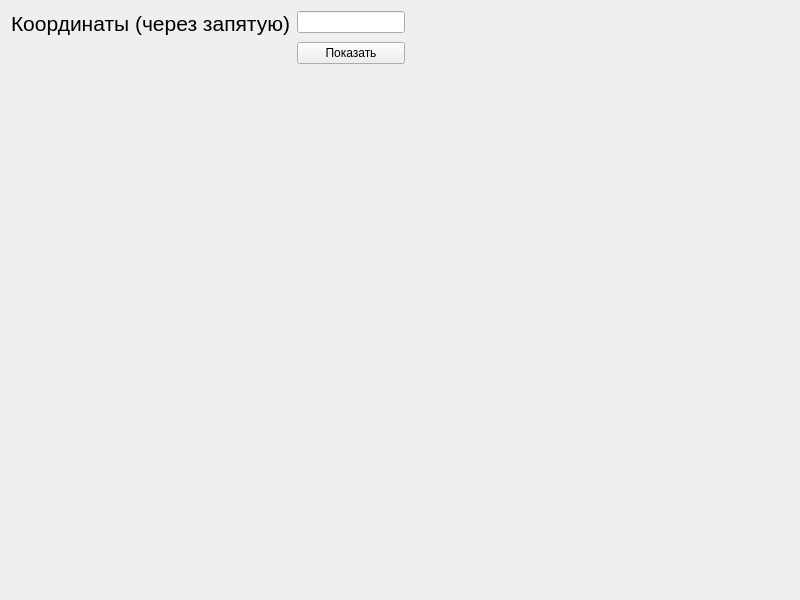
Old version of the form form.ui in the repository Nik4ant/Maps_API.
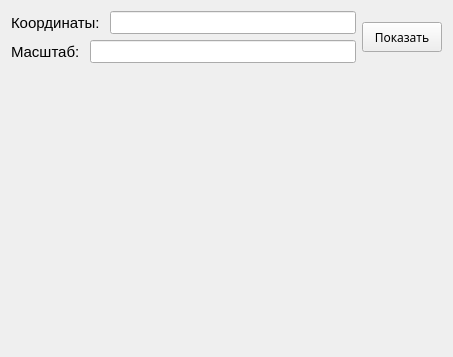
New version of the form.

Commit message: Масштаб, новый интерфейс

Patch:
```diff
--- a/form.ui
+++ b/form.ui
@@ -6,63 +6,100 @@
    <rect>
     <x>0</x>
     <y>0</y>
-    <width>800</width>
-    <height>600</height>
+    <width>453</width>
+    <height>357</height>
    </rect>
   </property>
   <property name="windowTitle">
    <string>Form</string>
   </property>
-  <widget class="QWidget" name="verticalLayoutWidget">
-   <property name="geometry">
-    <rect>
-     <x>10</x>
-     <y>10</y>
-     <width>781</width>
-     <height>581</height>
-    </rect>
-   </property>
+  <layout class="QVBoxLayout" name="verticalLayout_3">
+   <item>
    <layout class="QVBoxLayout" name="vlayout_main">
     <item>
-     <layout class="QHBoxLayout" name="hlayout_inputs_and_map" stretch="0,2">
+      <layout class="QHBoxLayout" name="horizontalLayout">
       <item>
-       <layout class="QFormLayout" name="formLayout">
-        <property name="leftMargin">
-         <number>1</number>
-        </property>
-        <property name="topMargin">
-         <number>1</number>
-        </property>
-        <property name="rightMargin">
-         <number>1</number>
-        </property>
-        <property name="bottomMargin">
-         <number>1</number>
-        </property>
-        <item row="0" column="0">
-         <widget class="QLabel" name="label_cordinates">
+        <layout class="QVBoxLayout" name="verticalLayout_2">
+         <item>
+          <layout class="QHBoxLayout" name="horizontalLayout_3">
+           <item>
+            <widget class="QLabel" name="label_cordinates_2">
+             <property name="font">
+              <font>
+               <pointsize>11</pointsize>
+              </font>
+             </property>
+             <property name="text">
+              <string>Координаты: </string>
+             </property>
+            </widget>
+           </item>
+           <item>
+            <widget class="QLineEdit" name="lineEdit_cordinates">
+             <property name="font">
+              <font>
+               <pointsize>10</pointsize>
+              </font>
+             </property>
+            </widget>
+           </item>
+          </layout>
+         </item>
+         <item>
+          <layout class="QHBoxLayout" name="horizontalLayout_4">
+           <item>
+            <widget class="QLabel" name="label_scale">
           <property name="font">
            <font>
-            <pointsize>16</pointsize>
+               <pointsize>11</pointsize>
            </font>
           </property>
           <property name="text">
-           <string>Координаты (через запятую)</string>
+              <string>Масштаб: </string>
           </property>
          </widget>
         </item>
-        <item row="0" column="1">
-         <widget class="QLineEdit" name="lineEdit_cordinates"/>
-        </item>
-        <item row="1" column="1">
+           <item>
+            <widget class="QLineEdit" name="lineEdit_scale">
+             <property name="font">
+              <font>
+               <pointsize>10</pointsize>
+              </font>
+             </property>
+            </widget>
+           </item>
+          </layout>
+         </item>
+        </layout>
+       </item>
+       <item>
          <widget class="QPushButton" name="button_show">
+         <property name="minimumSize">
+          <size>
+           <width>0</width>
+           <height>30</height>
+          </size>
+         </property>
+         <property name="font">
+          <font>
+           <family>Segoe UI Semibold</family>
+           <pointsize>9</pointsize>
+          </font>
+         </property>
           <property name="text">
            <string>Показать</string>
           </property>
          </widget>
         </item>
-       </layout>
-      </item>
+       <item>
+        <layout class="QVBoxLayout" name="verticalLayout_4"/>
+       </item>
+      </layout>
+     </item>
+     <item>
+      <layout class="QVBoxLayout" name="verticalLayout">
+       <item>
+        <layout class="QHBoxLayout" name="horizontalLayout_2">
       <item>
        <widget class="QLabel" name="pixmap_map">
         <property name="text">
@@ -73,7 +110,10 @@
      </layout>
     </item>
    </layout>
-  </widget>
+     </item>
+    </layout>
+   </item>
+  </layout>
  </widget>
  <resources/>
  <connections/>
```
Left out of the diff: 2 changed lines with no effect on the pictures. Lines whose indentation alone changed are shown as unchanged. The commit also changes 3 other files.
